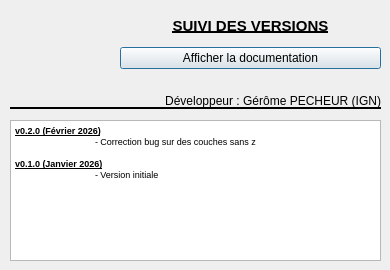
IGNF/altibonne-qgis-plugin, file aproposde.ui: the form before one commit.
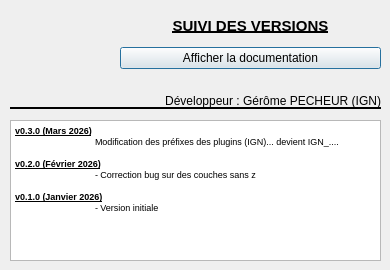
The form after the commit. Icons and pictures are not drawn.

Patch:
```diff
--- a/aproposde.ui
+++ b/aproposde.ui
@@ -100,6 +100,9 @@
 &lt;html&gt;&lt;head&gt;&lt;meta name=&quot;qrichtext&quot; content=&quot;1&quot; /&gt;&lt;style type=&quot;text/css&quot;&gt;
 p, li { white-space: pre-wrap; }
 &lt;/style&gt;&lt;/head&gt;&lt;body style=&quot; font-family:'MS Shell Dlg 2'; font-size:7.8pt; font-weight:400; font-style:normal;&quot;&gt;
+&lt;p style=&quot; margin-top:0px; margin-bottom:0px; margin-left:0px; margin-right:0px; -qt-block-indent:0; text-indent:0px;&quot;&gt;&lt;span style=&quot; font-size:7pt; font-weight:600; text-decoration: underline;&quot;&gt;v0.3.0 (Mars 2026)&lt;/span&gt;&lt;/p&gt;
+&lt;p style=&quot; margin-top:0px; margin-bottom:0px; margin-left:0px; margin-right:0px; -qt-block-indent:0; text-indent:0px;&quot;&gt;&lt;span style=&quot; font-size:7pt;&quot;&gt;	Modification des préfixes des plugins (IGN)... devient IGN_....&lt;/span&gt;&lt;/p&gt;
+&lt;p style=&quot;-qt-paragraph-type:empty; margin-top:0px; margin-bottom:0px; margin-left:0px; margin-right:0px; -qt-block-indent:0; text-indent:0px; font-size:7pt;&quot;&gt;&lt;br /&gt;&lt;/p&gt;
 &lt;p style=&quot; margin-top:0px; margin-bottom:0px; margin-left:0px; margin-right:0px; -qt-block-indent:0; text-indent:0px;&quot;&gt;&lt;span style=&quot; font-size:7pt; font-weight:600; text-decoration: underline;&quot;&gt;v0.2.0 (Février 2026)&lt;/span&gt;&lt;/p&gt;
 &lt;p style=&quot; margin-top:0px; margin-bottom:0px; margin-left:0px; margin-right:0px; -qt-block-indent:0; text-indent:0px;&quot;&gt;&lt;span style=&quot; font-size:7pt;&quot;&gt;	- Correction bug sur des couches sans z&lt;/span&gt;&lt;/p&gt;
 &lt;p style=&quot;-qt-paragraph-type:empty; margin-top:0px; margin-bottom:0px; margin-left:0px; margin-right:0px; -qt-block-indent:0; text-indent:0px; font-size:7pt;&quot;&gt;&lt;br /&gt;&lt;/p&gt;
```
